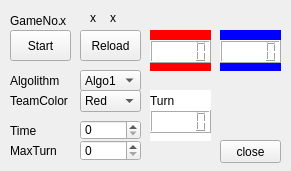
The window that src/GameTask.ui (gra1024/Procon30_simulator) describes before a commit, drawn with Qt 5.
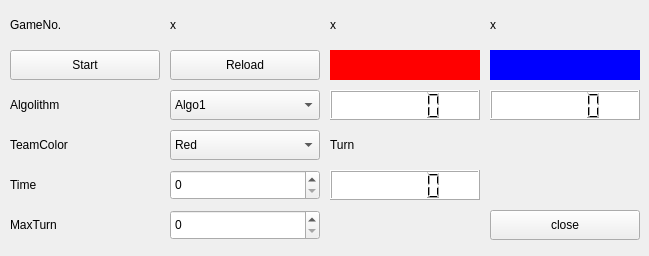
The same window after the commit.

The edit to the form file:
```diff
--- a/src/GameTask.ui
+++ b/src/GameTask.ui
@@ -6,46 +6,20 @@
    <rect>
     <x>0</x>
     <y>0</y>
-    <width>291</width>
-    <height>171</height>
+    <width>649</width>
+    <height>256</height>
    </rect>
   </property>
   <property name="windowTitle">
    <string>Form</string>
   </property>
-  <widget class="QPushButton" name="pushButton_start">
-   <property name="geometry">
-    <rect>
-     <x>10</x>
-     <y>30</y>
-     <width>61</width>
-     <height>31</height>
-    </rect>
-   </property>
-   <property name="text">
-    <string>Start</string>
-   </property>
-  </widget>
-  <widget class="QPushButton" name="pushButton_reload">
-   <property name="geometry">
-    <rect>
-     <x>80</x>
-     <y>30</y>
-     <width>61</width>
-     <height>31</height>
-    </rect>
-   </property>
-   <property name="text">
-    <string>Reload</string>
-   </property>
-  </widget>
   <widget class="QLabel" name="label_text_1">
    <property name="geometry">
     <rect>
      <x>10</x>
      <y>10</y>
-     <width>50</width>
-     <height>21</height>
+     <width>150</width>
+     <height>30</height>
     </rect>
    </property>
    <property name="text">
@@ -55,23 +29,36 @@
   <widget class="QLabel" name="label_text_gameNo">
    <property name="geometry">
     <rect>
-     <x>60</x>
+     <x>170</x>
      <y>10</y>
-     <width>21</width>
-     <height>21</height>
+     <width>150</width>
+     <height>30</height>
     </rect>
    </property>
    <property name="text">
     <string>x</string>
    </property>
   </widget>
+  <widget class="QPushButton" name="pushButton_reload">
+   <property name="geometry">
+    <rect>
+     <x>170</x>
+     <y>50</y>
+     <width>150</width>
+     <height>30</height>
+    </rect>
+   </property>
+   <property name="text">
+    <string>Reload</string>
+   </property>
+  </widget>
   <widget class="QLabel" name="label_text_2">
    <property name="geometry">
     <rect>
      <x>10</x>
-     <y>70</y>
-     <width>61</width>
-     <height>21</height>
+     <y>90</y>
+     <width>150</width>
+     <height>30</height>
     </rect>
    </property>
    <property name="text">
@@ -82,68 +69,22 @@
    <property name="geometry">
     <rect>
      <x>10</x>
-     <y>90</y>
-     <width>61</width>
-     <height>21</height>
+     <y>130</y>
+     <width>150</width>
+     <height>30</height>
     </rect>
    </property>
    <property name="text">
     <string>TeamColor</string>
    </property>
   </widget>
-  <widget class="QLabel" name="label_text_5">
-   <property name="geometry">
-    <rect>
-     <x>10</x>
-     <y>140</y>
-     <width>61</width>
-     <height>21</height>
-    </rect>
-   </property>
-   <property name="text">
-    <string>MaxTurn</string>
-   </property>
-  </widget>
-  <widget class="QLabel" name="label_text_4">
-   <property name="geometry">
-    <rect>
-     <x>10</x>
-     <y>120</y>
-     <width>61</width>
-     <height>21</height>
-    </rect>
-   </property>
-   <property name="text">
-    <string>Time</string>
-   </property>
-  </widget>
-  <widget class="QComboBox" name="comboBox_algolithm">
-   <property name="geometry">
-    <rect>
-     <x>80</x>
-     <y>70</y>
-     <width>61</width>
-     <height>21</height>
-    </rect>
-   </property>
-   <item>
-    <property name="text">
-     <string>Algo1</string>
-    </property>
-   </item>
-   <item>
-    <property name="text">
-     <string>Algo2</string>
-    </property>
-   </item>
-  </widget>
   <widget class="QComboBox" name="comboBox_teamColor">
    <property name="geometry">
     <rect>
-     <x>80</x>
-     <y>90</y>
-     <width>61</width>
-     <height>22</height>
+     <x>170</x>
+     <y>130</y>
+     <width>150</width>
+     <height>30</height>
     </rect>
    </property>
    <item>
@@ -157,49 +98,59 @@
     </property>
    </item>
   </widget>
+  <widget class="QLabel" name="label_text_4">
+   <property name="geometry">
+    <rect>
+     <x>10</x>
+     <y>170</y>
+     <width>150</width>
+     <height>30</height>
+    </rect>
+   </property>
+   <property name="text">
+    <string>Time</string>
+   </property>
+  </widget>
   <widget class="QSpinBox" name="spinBox_time">
    <property name="geometry">
     <rect>
-     <x>80</x>
-     <y>120</y>
-     <width>61</width>
-     <height>20</height>
+     <x>170</x>
+     <y>170</y>
+     <width>150</width>
+     <height>30</height>
     </rect>
    </property>
   </widget>
+  <widget class="QLabel" name="label_text_5">
+   <property name="geometry">
+    <rect>
+     <x>10</x>
+     <y>210</y>
+     <width>150</width>
+     <height>30</height>
+    </rect>
+   </property>
+   <property name="text">
+    <string>MaxTurn</string>
+   </property>
+  </widget>
   <widget class="QSpinBox" name="spinBox_maxTurn">
    <property name="geometry">
     <rect>
-     <x>80</x>
-     <y>140</y>
-     <width>61</width>
-     <height>21</height>
+     <x>170</x>
+     <y>210</y>
+     <width>150</width>
+     <height>30</height>
     </rect>
    </property>
   </widget>
-  <widget class="QLabel" name="label_background_2">
-   <property name="geometry">
-    <rect>
-     <x>220</x>
-     <y>30</y>
-     <width>61</width>
-     <height>41</height>
-    </rect>
-   </property>
-   <property name="styleSheet">
-    <string notr="true">background:#00f</string>
-   </property>
-   <property name="text">
-    <string/>
-   </property>
-  </widget>
   <widget class="QLabel" name="label_background_1">
    <property name="geometry">
     <rect>
-     <x>150</x>
-     <y>30</y>
-     <width>61</width>
-     <height>41</height>
+     <x>330</x>
+     <y>50</y>
+     <width>150</width>
+     <height>30</height>
     </rect>
    </property>
    <property name="styleSheet">
@@ -209,135 +160,146 @@
     <string/>
    </property>
   </widget>
-  <widget class="QLabel" name="label_background_3">
-   <property name="geometry">
-    <rect>
-     <x>150</x>
-     <y>90</y>
-     <width>61</width>
-     <height>51</height>
-    </rect>
-   </property>
-   <property name="styleSheet">
-    <string notr="true">background:#fff</string>
-   </property>
-   <property name="text">
-    <string/>
-   </property>
-  </widget>
-  <widget class="QLCDNumber" name="lcdNumber_red">
-   <property name="geometry">
-    <rect>
-     <x>150</x>
-     <y>40</y>
-     <width>61</width>
-     <height>23</height>
-    </rect>
-   </property>
-   <property name="styleSheet">
-    <string notr="true">background:#fff</string>
-   </property>
-  </widget>
   <widget class="QLCDNumber" name="lcdNumber_blue">
    <property name="geometry">
     <rect>
-     <x>220</x>
-     <y>40</y>
-     <width>61</width>
-     <height>23</height>
+     <x>490</x>
+     <y>90</y>
+     <width>150</width>
+     <height>30</height>
     </rect>
    </property>
    <property name="styleSheet">
     <string notr="true">background:#fff</string>
    </property>
   </widget>
+  <widget class="QLabel" name="label_lamp_1">
+   <property name="geometry">
+    <rect>
+     <x>330</x>
+     <y>10</y>
+     <width>150</width>
+     <height>30</height>
+    </rect>
+   </property>
+   <property name="text">
+    <string>x</string>
+   </property>
+  </widget>
+  <widget class="QLabel" name="label_lamp_2">
+   <property name="geometry">
+    <rect>
+     <x>490</x>
+     <y>10</y>
+     <width>150</width>
+     <height>30</height>
+    </rect>
+   </property>
+   <property name="text">
+    <string>x</string>
+   </property>
+  </widget>
+  <widget class="QLabel" name="label_background_2">
+   <property name="geometry">
+    <rect>
+     <x>490</x>
+     <y>50</y>
+     <width>150</width>
+     <height>30</height>
+    </rect>
+   </property>
+   <property name="styleSheet">
+    <string notr="true">background:#00f</string>
+   </property>
+   <property name="text">
+    <string/>
+   </property>
+  </widget>
+  <widget class="QLCDNumber" name="lcdNumber_red">
+   <property name="geometry">
+    <rect>
+     <x>330</x>
+     <y>90</y>
+     <width>150</width>
+     <height>30</height>
+    </rect>
+   </property>
+   <property name="styleSheet">
+    <string notr="true">background:#fff</string>
+   </property>
+  </widget>
+  <widget class="QLabel" name="label_text_6">
+   <property name="geometry">
+    <rect>
+     <x>330</x>
+     <y>130</y>
+     <width>150</width>
+     <height>30</height>
+    </rect>
+   </property>
+   <property name="text">
+    <string>Turn</string>
+   </property>
+  </widget>
   <widget class="QLCDNumber" name="lcdNumber_turn">
    <property name="geometry">
     <rect>
-     <x>150</x>
-     <y>110</y>
-     <width>61</width>
-     <height>23</height>
+     <x>330</x>
+     <y>170</y>
+     <width>150</width>
+     <height>30</height>
     </rect>
    </property>
    <property name="styleSheet">
     <string notr="true">background:#fff</string>
    </property>
   </widget>
+  <widget class="QPushButton" name="pushButton_start">
+   <property name="geometry">
+    <rect>
+     <x>10</x>
+     <y>50</y>
+     <width>150</width>
+     <height>30</height>
+    </rect>
+   </property>
+   <property name="text">
+    <string>Start</string>
+   </property>
+  </widget>
+  <widget class="QComboBox" name="comboBox_algolithm">
+   <property name="geometry">
+    <rect>
+     <x>170</x>
+     <y>90</y>
+     <width>150</width>
+     <height>30</height>
+    </rect>
+   </property>
+   <item>
+    <property name="text">
+     <string>Algo1</string>
+    </property>
+   </item>
+   <item>
+    <property name="text">
+     <string>Algo2</string>
+    </property>
+   </item>
+  </widget>
   <widget class="QPushButton" name="pushButton_close">
    <property name="geometry">
     <rect>
-     <x>220</x>
-     <y>140</y>
-     <width>61</width>
-     <height>23</height>
+     <x>490</x>
+     <y>210</y>
+     <width>150</width>
+     <height>30</height>
     </rect>
    </property>
    <property name="text">
     <string>close</string>
    </property>
   </widget>
-  <widget class="QLabel" name="label_text_6">
-   <property name="geometry">
-    <rect>
-     <x>150</x>
-     <y>90</y>
-     <width>61</width>
-     <height>21</height>
-    </rect>
-   </property>
-   <property name="text">
-    <string>Turn</string>
-   </property>
-  </widget>
-  <widget class="QLabel" name="label_lamp_2">
-   <property name="geometry">
-    <rect>
-     <x>110</x>
-     <y>10</y>
-     <width>16</width>
-     <height>16</height>
-    </rect>
-   </property>
-   <property name="text">
-    <string>x</string>
-   </property>
-  </widget>
-  <widget class="QLabel" name="label_lamp_1">
-   <property name="geometry">
-    <rect>
-     <x>90</x>
-     <y>10</y>
-     <width>16</width>
-     <height>16</height>
-    </rect>
-   </property>
-   <property name="text">
-    <string>x</string>
-   </property>
-  </widget>
-  <zorder>pushButton_start</zorder>
-  <zorder>pushButton_reload</zorder>
-  <zorder>label_text_1</zorder>
-  <zorder>label_text_gameNo</zorder>
-  <zorder>label_text_2</zorder>
-  <zorder>label_text_3</zorder>
-  <zorder>label_text_5</zorder>
-  <zorder>label_text_4</zorder>
-  <zorder>comboBox_algolithm</zorder>
-  <zorder>spinBox_maxTurn</zorder>
-  <zorder>spinBox_time</zorder>
-  <zorder>comboBox_teamColor</zorder>
-  <zorder>label_background_2</zorder>
-  <zorder>label_background_1</zorder>
-  <zorder>label_background_3</zorder>
-  <zorder>lcdNumber_red</zorder>
-  <zorder>lcdNumber_blue</zorder>
-  <zorder>lcdNumber_turn</zorder>
-  <zorder>pushButton_close</zorder>
-  <zorder>label_text_6</zorder>
-  <zorder>label_lamp_2</zorder>
-  <zorder>label_lamp_1</zorder>
  </widget>
  <resources/>
  <connections/>
```
